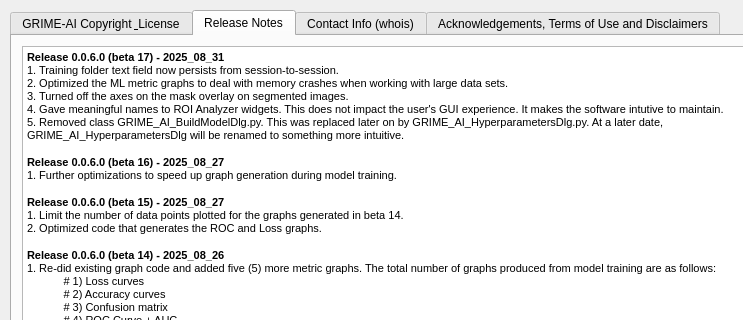
This is QDialog_ReleaseNotes.ui in JohnStranzl/GRIME-AI as Qt 5 draws it before an edit; both pictures show x 0 to 743 and y 0 to 320 of the 837 by 779 pixel window. The edited form follows.
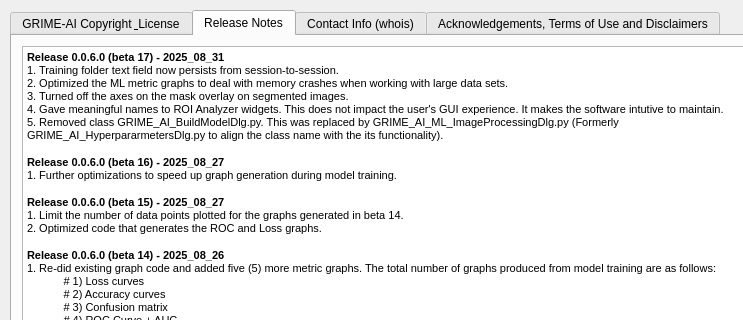
This is the edited form.

Commit message: Updated release notes.

Diff of the .ui file:
```diff
--- a/QDialog_ReleaseNotes.ui
+++ b/QDialog_ReleaseNotes.ui
@@ -102,7 +102,7 @@
 &lt;p style=&quot; margin-top:0px; margin-bottom:0px; margin-left:0px; margin-right:0px; -qt-block-indent:0; text-indent:0px;&quot;&gt;&lt;span style=&quot; font-family:'MS Shell Dlg 2'; font-size:8pt;&quot;&gt;1. Training folder text field now persists from session-to-session.&lt;/span&gt;&lt;/p&gt;
 &lt;p style=&quot; margin-top:0px; margin-bottom:0px; margin-left:0px; margin-right:0px; -qt-block-indent:0; text-indent:0px;&quot;&gt;&lt;span style=&quot; font-family:'MS Shell Dlg 2'; font-size:8pt;&quot;&gt;2. Optimized the ML metric graphs to deal with memory crashes when working with large data sets.&lt;/span&gt;&lt;/p&gt;
 &lt;p style=&quot; margin-top:0px; margin-bottom:0px; margin-left:0px; margin-right:0px; -qt-block-indent:0; text-indent:0px;&quot;&gt;&lt;span style=&quot; font-family:'MS Shell Dlg 2'; font-size:8pt;&quot;&gt;3. Turned off the axes on the mask overlay on segmented images.&lt;br /&gt;4. Gave meaningful names to ROI Analyzer widgets. This does not impact the user's GUI experience. It makes the software intutive to maintain.&lt;/span&gt;&lt;/p&gt;
-&lt;p style=&quot; margin-top:0px; margin-bottom:0px; margin-left:0px; margin-right:0px; -qt-block-indent:0; text-indent:0px;&quot;&gt;&lt;span style=&quot; font-family:'MS Shell Dlg 2'; font-size:8pt;&quot;&gt;5. Removed class GRIME_AI_BuildModelDlg.py. This was replaced later on by GRIME_AI_HyperparametersDlg.py. At a later date, GRIME_AI_HyperparametersDlg will be renamed to something more intuitive.&lt;/span&gt;&lt;/p&gt;
+&lt;p style=&quot; margin-top:0px; margin-bottom:0px; margin-left:0px; margin-right:0px; -qt-block-indent:0; text-indent:0px;&quot;&gt;&lt;span style=&quot; font-family:'MS Shell Dlg 2'; font-size:8pt;&quot;&gt;5. Removed class GRIME_AI_BuildModelDlg.py. This was replaced by GRIME_AI_ML_ImageProcessingDlg.py (Formerly GRIME_AI_HyperpararmetersDlg.py to align the class name with the its functionality).&lt;/span&gt;&lt;/p&gt;
 &lt;p style=&quot;-qt-paragraph-type:empty; margin-top:0px; margin-bottom:0px; margin-left:0px; margin-right:0px; -qt-block-indent:0; text-indent:0px;&quot;&gt;&lt;br /&gt;&lt;/p&gt;
 &lt;p style=&quot; margin-top:0px; margin-bottom:0px; margin-left:0px; margin-right:0px; -qt-block-indent:0; text-indent:0px;&quot;&gt;&lt;span style=&quot; font-family:'MS Shell Dlg 2','sans-serif'; font-size:8.25pt; font-weight:600;&quot;&gt;Release 0.0.6.0 (beta 16) - 2025_08_27&lt;/span&gt;&lt;/p&gt;
 &lt;p style=&quot; margin-top:0px; margin-bottom:0px; margin-left:0px; margin-right:0px; -qt-block-indent:0; text-indent:0px;&quot;&gt;&lt;span style=&quot; font-family:'MS Shell Dlg 2'; font-size:8pt;&quot;&gt;1. Further optimizations to speed up graph generation during model training.&lt;/span&gt;&lt;/p&gt;
```
The commit also changes 2 other files.
